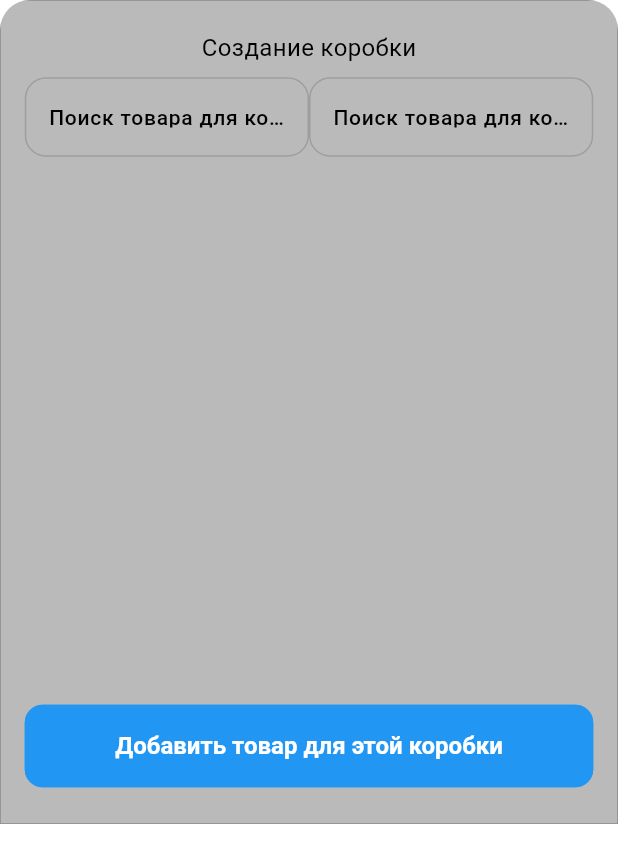
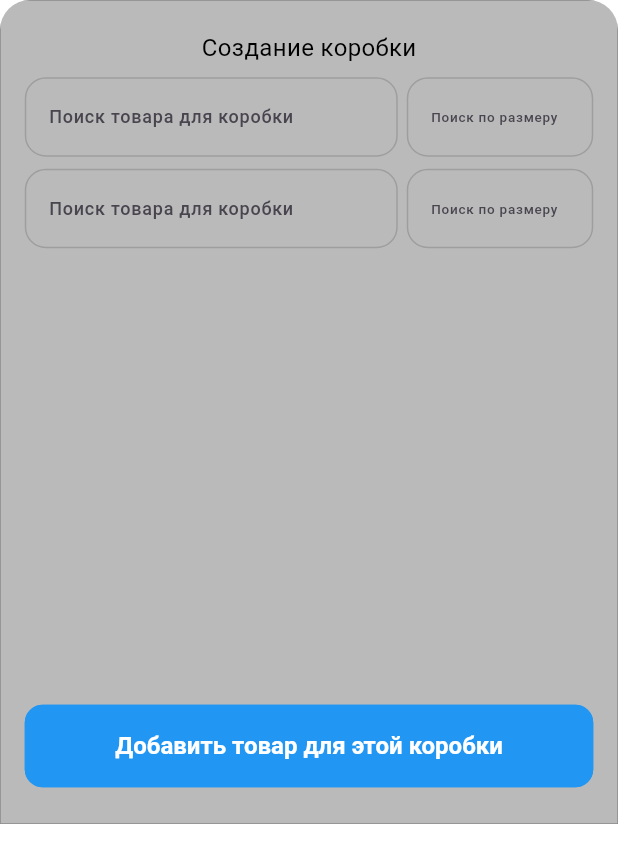
Before and after one commit to songhee24/wb_supplieses, a Flutter app: the BoxFormBottomSheet widget shown alone on an empty page, opened directly, after a tap on "Добавить товар для этой коробки", on a phone screen of 412 x 824 dp. Shown: the top 863 px of the screen. Run offline on Flutter 3.47's test engine with Material 3 defaults, Android fonts, the phone set to English and light mode, and no system bars; our stand-ins replace bloc, cloud_firestore, equatable, file_picker, firebase_core, flutter_bloc and 2 more; missing offline and left inert: excel; accounts and stored records are empty; Roboto replaces fonts that are missing (Poppins).

Commit message:
search product fixed

```diff
--- a/lib/features/supplieses/presentation/bloc/box_bloc.dart
+++ b/lib/features/supplieses/presentation/bloc/box_bloc.dart
@@ -31,7 +31,8 @@ class BoxBloc extends Bloc<BoxEvent, BoxState> {
       emit(BoxSearchLoading());
 
       try {
-        final results = await boxRepository.searchProducts(query:event.query);
+        final results = await boxRepository.searchProducts(query:event.query, size: event.size);
+        print('results $results');
         emit(BoxSearchSuccess(results));
       } catch (error) {
         emit(BoxSearchError(error.toString()));
--- a/lib/features/supplieses/presentation/widgets/box/box_form_bottom_sheet.dart
+++ b/lib/features/supplieses/presentation/widgets/box/box_form_bottom_sheet.dart
@@ -14,20 +14,39 @@ class BoxFormBottomSheet extends StatefulWidget {
 
 class _BoxFormBottomSheetState extends State<BoxFormBottomSheet> {
   final _formKey = GlobalKey<FormState>();
-  final List<TextEditingController> _controllers = [];
+  final List<Map<String, TextEditingController>> _controllers = [];
   final List<ProductEntity?> _selectedProducts = [];
 
   @override
   void dispose() {
-    for (var controller in _controllers) {
-      controller.dispose();
+    // Dispose all controllers to free up resources
+    for (var map in _controllers) {
+      for (var controller in map.values) {
+        controller.dispose();
+      }
     }
     super.dispose();
   }
 
+
+  @override
+  void initState() {
+    super.initState();
+    setState(() {
+      _controllers.add({
+        'text': TextEditingController(),
+        'size': TextEditingController(),
+      });
+      _selectedProducts.add(null);
+    });
+  }
+
   void _addSearchField() {
     setState(() {
-      _controllers.add(TextEditingController());
+      _controllers.add({
+        'text': TextEditingController(),
+        'size': TextEditingController(),
+      });
       _selectedProducts.add(null);
     });
   }
@@ -79,14 +98,17 @@ class _BoxFormBottomSheetState extends State<BoxFormBottomSheet> {
                             children: <Widget>[
                               ...List.generate(
                                 _controllers.length,
-                                (index) => Padding(
+                                (index) {
+                                  final controllers = _controllers[index];
+                                  return Padding(
                                   padding: const EdgeInsets.only(bottom: 8),
                                   child: BoxSearchInputSelector(
-                                    controller: _controllers[index],
+                                    textController: controllers['text']!,
+                                    sizeController: controllers['size']!,
                                     onProductSelected: (p) =>
                                         _onProductSelected(index, p),
                                   ),
-                                ),
+                                );}
                               ),
                             ],
                           ),
--- a/lib/features/supplieses/presentation/widgets/box/box_search_input_selector.dart
+++ b/lib/features/supplieses/presentation/widgets/box/box_search_input_selector.dart
@@ -1,3 +1,4 @@
+import 'package:flutter/cupertino.dart';
 import 'package:flutter/material.dart';
 import 'package:flutter/services.dart';
 import 'package:flutter_bloc/flutter_bloc.dart';
@@ -5,17 +6,19 @@ import 'package:wb_supplieses/features/supplieses/supplieses.dart';
 import 'package:wb_supplieses/shared/entities/product_entity.dart';
 
 class BoxSearchInputSelector extends StatefulWidget {
-  final TextEditingController controller;
+  final TextEditingController textController;
+  final TextEditingController sizeController;
   final String? Function(String?)? validator;
   final ProductEntity? initialProduct;
   final ValueChanged<ProductEntity?> onProductSelected;
 
   const BoxSearchInputSelector({
     super.key,
-    required this.controller,
+    required this.textController,
     this.validator,
     this.initialProduct,
     required this.onProductSelected,
+    required this.sizeController,
   });
 
   @override
@@ -36,7 +39,7 @@ class _BoxSearchInputSelectorState extends State<BoxSearchInputSelector> {
     setState(() {
       _selectedProduct = null;
       widget.onProductSelected(null);
-      widget.controller.clear();
+      widget.textController.clear();
       _isDropdownVisible = false;
     });
   }
@@ -56,10 +59,12 @@ class _BoxSearchInputSelectorState extends State<BoxSearchInputSelector> {
         : Column(
             crossAxisAlignment: CrossAxisAlignment.start,
             children: [
-              Row(children: [
-                Expanded(
+              Row(
+                children: [
+                  Flexible(
+                    flex: 2,
                     child: TextFormField(
-                    controller: widget.controller,
+                      controller: widget.textController,
                       validator: widget.validator,
                       onChanged: (query) {
                         if (query.isNotEmpty) {
@@ -77,20 +82,22 @@ class _BoxSearchInputSelectorState extends State<BoxSearchInputSelector> {
                       },
                       decoration: const InputDecoration(
                           labelText: 'Поиск товара для коробки',
+                          labelStyle: TextStyle(fontSize: 12)),
                     ),
                   ),
-                ),
-                Expanded(
+                  const SizedBox(width: 6),
+                  Flexible(
                     child: TextFormField(
-                    controller: widget.controller,
+                      controller: widget.sizeController,
                       validator: widget.validator,
                       onChanged: (query) {
-                      if (query.isNotEmpty) {
+                        // print('widget.textController.text ${widget.textController.text}.    query:${query}');
+                        if (query.isNotEmpty && widget.textController.text.isNotEmpty) {
                           setState(() {
                             _isDropdownVisible = true;
                           });
                           context.read<BoxBloc>().add(
-                          BoxSearchProductsEvent(query: query),
+                                BoxSearchProductsEvent(query: widget.textController.text, size: query),
                               );
                         } else {
                           setState(() {
@@ -98,20 +105,20 @@ class _BoxSearchInputSelectorState extends State<BoxSearchInputSelector> {
                           });
                         }
                       },
-                    decoration: const InputDecoration(
-                      labelText: 'Поиск товара для коробки',
+                      decoration:  const InputDecoration(
+                          labelText: 'Поиск по размеру',
+                          labelStyle: TextStyle(fontSize: 9)),
                     ),
                   ),
+                ],
               ),
-              ],),
-
               if (_isDropdownVisible)
                 BlocBuilder<BoxBloc, BoxState>(
                   builder: (context, state) {
                     if (state is BoxSearchLoading) {
                       return const Padding(
                         padding: EdgeInsets.all(8.0),
-                        child: CircularProgressIndicator(),
+                        child: CupertinoActivityIndicator(),
                       );
                     } else if (state is BoxSearchSuccess) {
                       if (state.products.isEmpty) {
@@ -122,7 +129,8 @@ class _BoxSearchInputSelectorState extends State<BoxSearchInputSelector> {
                       }
                       return Container(
                         height: 220,
-                        padding: const EdgeInsets.symmetric(vertical: 8, horizontal: 12),
+                        padding: const EdgeInsets.symmetric(
+                            vertical: 8, horizontal: 12),
                         decoration: BoxDecoration(
                           border: Border.all(color: Colors.grey),
                           borderRadius: BorderRadius.circular(8.0),
@@ -137,13 +145,13 @@ class _BoxSearchInputSelectorState extends State<BoxSearchInputSelector> {
                               final product = state.products[index];
                               return Container(
                                 margin: const EdgeInsets.only(bottom: 12),
-                                decoration:  BoxDecoration(
+                                decoration: BoxDecoration(
                                     color: Colors.black.withOpacity(0.5),
-                                    border: Border.all(color: Colors.white)
-                                ),
+                                    border: Border.all(color: Colors.white)),
                                 child: ListTile(
                                   title: Column(
-                                    crossAxisAlignment: CrossAxisAlignment.start,
+                                    crossAxisAlignment:
+                                        CrossAxisAlignment.start,
                                     children: [
                                       _buildRow('Имя товара: ',
                                           product?.productName ?? 'N/A'),
@@ -160,7 +168,7 @@ class _BoxSearchInputSelectorState extends State<BoxSearchInputSelector> {
                                       _selectedProduct = product;
                                       _isDropdownVisible = false;
                                       widget.onProductSelected(product);
-                                      widget.controller.text =
+                                      widget.textController.text =
                                           product!.productName;
                                     });
                                   },
```
Also changed, not shown: lib/features/supplieses/data/datasources/box_datasource.dart (+6 -11 lines). Lines whose indentation alone changed are shown as unchanged.
